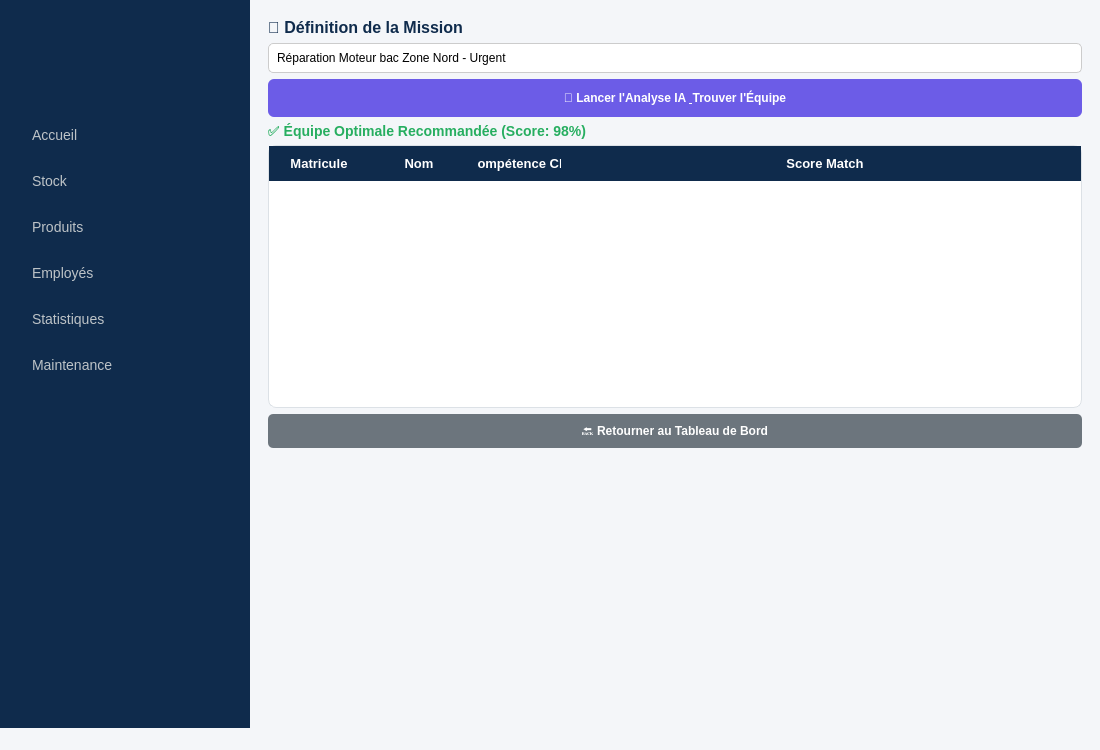
Old version of the form mainwindow.ui in the repository esprit-up-algo/projetcpp2526-s2-2a6-smart-waste-collection-2a6.
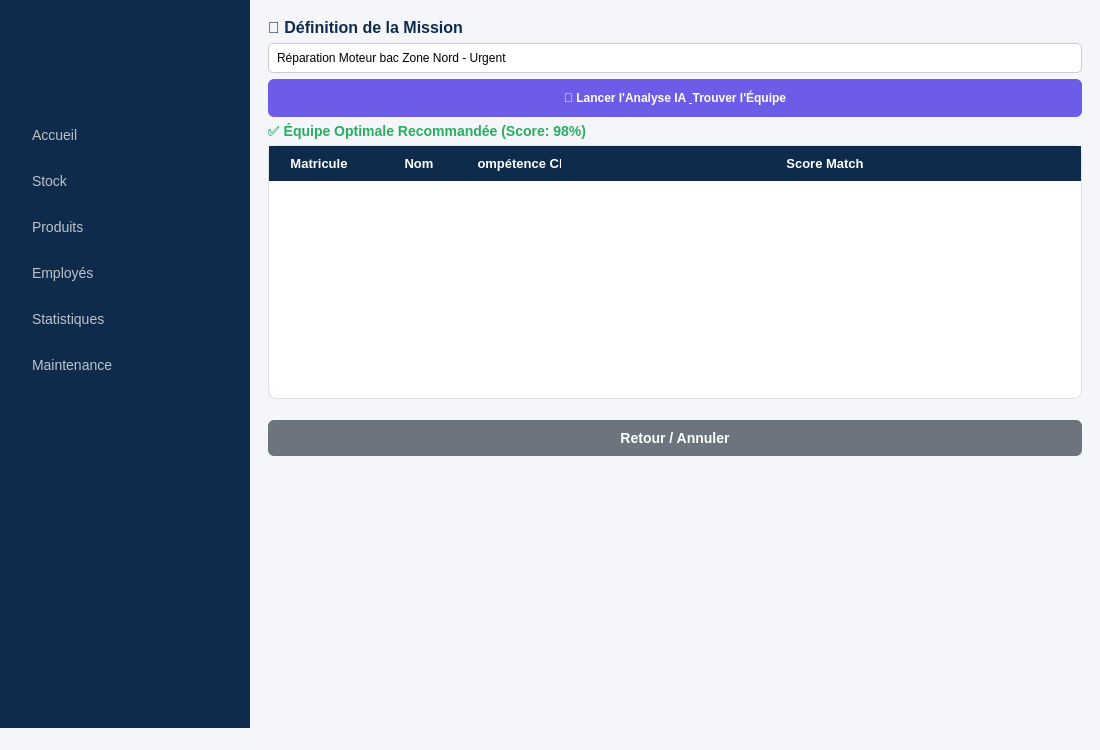
New version of the form. The open tabs and pages were chosen to show the change. Icons and pictures are not drawn. Custom widgets are drawn as their Qt base class.

Commit message: l ajout de dashboards et quelque fonctionalité

```diff
--- a/mainwindow.ui
+++ b/mainwindow.ui
@@ -67,7 +67,7 @@
     color: #0f2b4c !important;
 }
 
-QPushButton#btnExport, QPushButton#btnFichePaie, QPushButton#btnGoMission, QPushButton#btnGoPointage, QPushButton#btnGoStats {
+QPushButton#btnExport, QPushButton#btnFichePaie {
     background-color: #ffffff;
     color: #333333 !important;
     border: 1px solid #cccccc;
@@ -283,6 +283,125 @@
     height: 18px;
     margin: -6px 0;
     border-radius: 9px;
+}
+/* ======================================================= */
+/* STYLE UNIFIÉ POUR LES 5 BOUTONS PRINCIPAUX              */
+/* ======================================================= */
+
+/* 1. Style de base pour les deux boutons du haut ET les trois du bas */
+QPushButton#btnFichePaie, QPushButton#btnExport,
+QPushButton#btnGoMission, QPushButton#btnGoPointage, QPushButton#btnGoStats {
+    background-color: #ffffff;  /* Fond blanc */
+    color: #333333;             /* Texte gris foncé (le standard pro) */
+    border: 1px solid #dcdcdc;  /* Bordure grise subtile */
+    border-radius: 8px;         /* Coins joliment arrondis */
+    padding: 15px 20px;         /* Espace intérieur confortable */
+    font-size: 14px;            /* Taille de texte lisible */
+    font-weight: bold;          /* Texte en gras pour l'importance */
+    text-align: left;           /* Alignement du texte */
+}
+
+/* 2. Effet quand la souris passe dessus (Hover) pour les 5 boutons */
+QPushButton#btnFichePaie:hover, QPushButton#btnExport:hover,
+QPushButton#btnGoMission:hover, QPushButton#btnGoPointage:hover, QPushButton#btnGoStats:hover {
+    background-color: #f0f8ff;  /* Fond bleu très pâle au survol */
+    border: 1px solid #3498db;  /* La bordure devient bleue */
+    color: #000000;             /* Le texte devient noir pur */
+}
+
+/* 3. Effet quand on clique dessus (Pressed) pour les 5 boutons */
+QPushButton#btnFichePaie:pressed, QPushButton#btnExport:pressed,
+QPushButton#btnGoMission:pressed, QPushButton#btnGoPointage:pressed, QPushButton#btnGoStats:pressed {
+    background-color: #e1ecf4;  /* Fond un peu plus foncé au clic */
+    border: 1px solid #2980b9;
+}
+/* Style pour les boutons de RETOUR dans les pages Mission, Pointage et Stats */
+QPushButton#btnAnnulerMission, 
+QPushButton#btnAnnulerPointage, 
+QPushButton#btnAnnulerStats {
+    background-color: #6c757d;  /* Gris foncé standard pour &quot;Annuler/Retour&quot; */
+    color: white;               /* Texte blanc */
+    border: none;
+    border-radius: 5px;
+    padding: 10px 20px;
+    font-weight: bold;
+    font-size: 14px;
+    min-width: 200px;           /* Largeur minimale pour être bien visible */
+    margin-top: 20px;           /* Un peu d'espace au-dessus */
+}
+
+/* Effet au survol */
+QPushButton#btnAnnulerMission:hover, 
+QPushButton#btnAnnulerPointage:hover, 
+QPushButton#btnAnnulerStats:hover {
+    background-color: #5a6268;  /* Gris un peu plus foncé */
+}
+/* ======================================================= */
+/* 1. CORRECTION DES BOUTONS DE RETOUR (Pages internes)    */
+/* ======================================================= */
+/* Cela rendra les boutons &quot;Retour&quot; bien visibles en gris foncé */
+QPushButton#btnAnnulerMission, 
+QPushButton#btnAnnulerPointage, 
+QPushButton#btnAnnulerStats {
+    background-color: #6c757d;  /* Gris foncé */
+    color: white !important;    /* Texte BLANC forcé */
+    border: none;
+    border-radius: 6px;
+    padding: 10px 25px;         /* Plus large pour être cliquable */
+    font-weight: bold;
+    font-size: 14px;
+    margin-top: 15px;           /* Espace au dessus */
+    min-width: 150px;           /* Largeur minimale */
+}
+
+QPushButton#btnAnnulerMission:hover, 
+QPushButton#btnAnnulerPointage:hover, 
+QPushButton#btnAnnulerStats:hover {
+    background-color: #5a6268;  /* Gris plus foncé au survol */
+}
+
+/* ======================================================= */
+/* 2. CORRECTION DE LA BOITE DE DIALOGUE (Supprimer)       */
+/* ======================================================= */
+/* Cela corrige les boutons &quot;Yes/No&quot; illisibles */
+QMessageBox {
+    background-color: white;
+}
+
+QMessageBox QPushButton {
+    background-color: #0f2b4c;  /* Bleu foncé */
+    color: white !important;    /* Texte blanc */
+    border-radius: 5px;
+    padding: 6px 20px;
+    min-width: 80px;            /* Taille correcte */
+    font-weight: bold;
+}
+
+QMessageBox QPushButton:hover {
+    background-color: #1a4270;  /* Bleu plus clair au survol */
+}
+
+/* ======================================================= */
+/* 3. UNIFICATION DES 5 BOUTONS DU DASHBOARD (Accueil)     */
+/* ======================================================= */
+/* Pour que les 3 boutons du bas ressemblent à ceux du haut */
+QPushButton#btnFichePaie, QPushButton#btnExport,
+QPushButton#btnGoMission, QPushButton#btnGoPointage, QPushButton#btnGoStats {
+    background-color: #ffffff;
+    color: #333333 !important;  /* Gris foncé lisible */
+    border: 1px solid #dcdcdc;
+    border-radius: 8px;
+    padding: 15px;
+    font-size: 14px;
+    font-weight: bold;
+    text-align: center;         /* Centré ou left selon préférence */
+}
+
+QPushButton#btnFichePaie:hover, QPushButton#btnExport:hover,
+QPushButton#btnGoMission:hover, QPushButton#btnGoPointage:hover, QPushButton#btnGoStats:hover {
+    background-color: #e3f2fd;
+    border: 1px solid #3498db;
+    color: #000000 !important;
 }</string>
   </property>
   <widget class="QWidget" name="centralwidget">
@@ -412,9 +531,6 @@
           <number>0</number>
          </property>
          <widget class="QWidget" name="affichage">
-          <attribute name="title">
-           <string>Affichage</string>
-          </attribute>
           <layout class="QHBoxLayout" name="horizontalLayout_Split" stretch="3,1">
            <item>
             <layout class="QVBoxLayout" name="verticalLayout_Left">
@@ -946,9 +1062,6 @@
           </layout>
          </widget>
          <widget class="QWidget" name="modification">
-          <attribute name="title">
-           <string>Modification</string>
-          </attribute>
           <layout class="QGridLayout" name="gridLayout_Modif">
            <item row="0" column="0" colspan="2">
             <layout class="QHBoxLayout" name="headerLayout_Modif">
@@ -1286,9 +1399,6 @@
           </layout>
          </widget>
          <widget class="QWidget" name="ajout">
-          <attribute name="title">
-           <string>Ajout</string>
-          </attribute>
           <layout class="QGridLayout" name="gridLayout_Ajout">
            <item row="0" column="0" colspan="2">
             <layout class="QHBoxLayout" name="headerLayout_Ajout">
@@ -1592,9 +1702,6 @@
           </layout>
          </widget>
          <widget class="QWidget" name="mission">
-          <attribute name="title">
-           <string>⚡ Affectation IA</string>
-          </attribute>
           <layout class="QVBoxLayout" name="verticalLayout_Mission">
            <item>
             <widget class="QLabel" name="lblTitreMission">
@@ -1669,16 +1776,7 @@
                <cursorShape>PointingHandCursor</cursorShape>
               </property>
               <property name="text">
-               <string>🔙 Retourner au Tableau de Bord</string>
-              </property>
-              <property name="styleSheet">
-               <string notr="true">
-                background-color: #6c757d; 
-                color: white; 
-                padding: 10px; 
-                border-radius: 5px; 
-                font-weight: bold;
-               </string>
+              <string>Retour / Annuler</string>
               </property>
              </widget>
             </item>
@@ -1701,9 +1799,6 @@
           </layout>
          </widget>
          <widget class="QWidget" name="pointage">
-          <attribute name="title">
-           <string>⏱️ Pointage</string>
-          </attribute>
           <layout class="QVBoxLayout" name="verticalLayout_Pointage">
            <item>
             <widget class="QLabel" name="lblTitrePointage">
@@ -1810,9 +1905,6 @@
           </layout>
          </widget>
          <widget class="QWidget" name="statistiques">
-          <attribute name="title">
-           <string>📊 Statistiques</string>
-          </attribute>
            <layout class="QVBoxLayout" name="verticalLayout_StatsPage">
             <item>
              <layout class="QHBoxLayout" name="horizontalLayout_Stats">
```
Left out of the diff: 37 changed lines with no effect on the pictures. Lines whose indentation alone changed are shown as unchanged. The commit also changes 21 other files.
